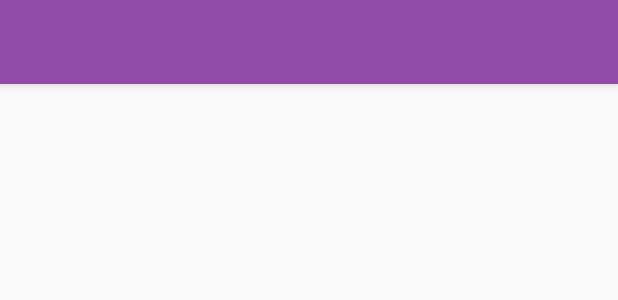
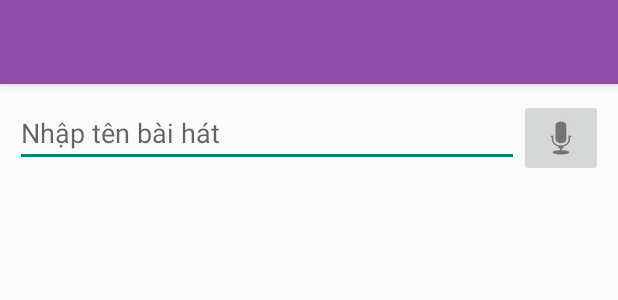
Before and after one commit to GeMiNiOranGe/MusicApp, an Android app: the layout fragment_search.xml on its own in the app's theme, with its tools: preview values and no code run, on a phone screen of 412 x 824 dp. Shown: the top 300 px of the screen. Run offline under Robolectric (Android 15) with nearby library versions, the phone set to English and light mode, and no system bars; network calls fail.

```diff
--- a/app/src/main/res/layout/fragment_search.xml
+++ b/app/src/main/res/layout/fragment_search.xml
@@ -5,27 +5,54 @@
     android:layout_height="wrap_content"
     xmlns:app="http://schemas.android.com/apk/res-auto"
     tools:context=".Fragment.SearchFragment">
+
     <LinearLayout
         android:orientation="vertical"
         android:layout_width="match_parent"
         android:layout_height="wrap_content">
+
         <com.google.android.material.appbar.AppBarLayout
             android:background="@color/my_purple"
             android:id="@+id/appbarLayoutSearch"
             android:layout_width="match_parent"
             android:layout_height="wrap_content">
+
             <androidx.appcompat.widget.Toolbar
                 android:id="@+id/toolbarSearch"
                 app:titleTextColor="@color/white"
                 android:layout_width="match_parent"
                 android:layout_height="?attr/actionBarSize"/>
         </com.google.android.material.appbar.AppBarLayout>
+
+        <!-- Search Input with Microphone Button -->
+        <LinearLayout
+            android:orientation="horizontal"
+            android:layout_width="match_parent"
+            android:layout_height="wrap_content"
+            android:padding="10dp">
+
+            <EditText
+                android:id="@+id/etSearch"
+                android:layout_width="0dp"
+                android:layout_height="wrap_content"
+                android:layout_weight="1"
+                android:hint="Nhập tên bài hát"/>
+
+            <ImageButton
+                android:id="@+id/btnMicrophone"
+                android:layout_width="wrap_content"
+                android:layout_height="wrap_content"
+                android:src="@android:drawable/ic_btn_speak_now"
+                android:contentDescription="Voice Input"/>
+        </LinearLayout>
+
         <androidx.recyclerview.widget.RecyclerView
             android:id="@+id/rvSearch"
             android:layout_width="match_parent"
             android:layout_height="match_parent"
             android:layout_marginTop="20dp">
         </androidx.recyclerview.widget.RecyclerView>
+
         <TextView
             android:visibility="gone"
             android:id="@+id/tvNoData"
```
Also changed, not shown: app/src/main/java/com/example/musicplayerapp/Fragment/SearchFragment.java (+46 -5 lines).
